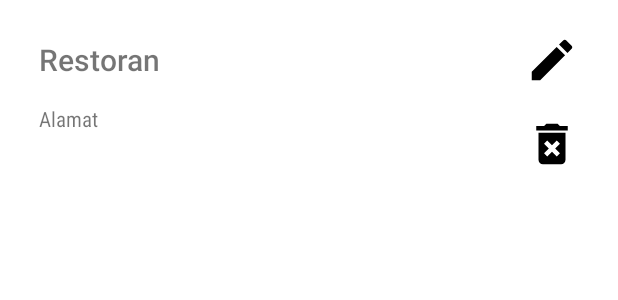
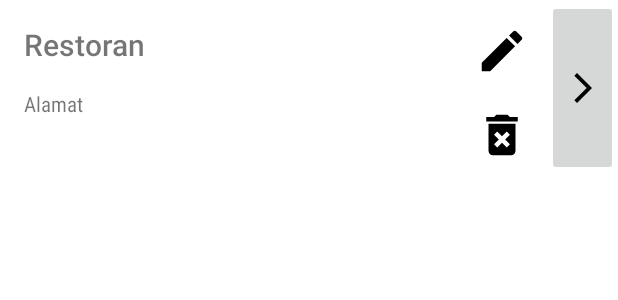
Before and after one commit to irfnhanif/restaurant-list-app, an Android app: the layout restaurant_item_layout.xml on its own in the app's theme, with its tools: preview values and no code run, on a phone screen of 412 x 824 dp. Shown: the top 300 px of the screen. Run offline under Robolectric (Android 15) with nearby library versions, the phone set to English and light mode, and no system bars.

Commit message:
updated item layout for restaurant with adding detail_icon.xml

```diff
--- /dev/null
+++ b/app/src/main/res/drawable/detail_icon.xml
@@ -0,0 +1,5 @@
+<vector android:autoMirrored="true" android:height="24dp"
+    android:tint="#000000" android:viewportHeight="24"
+    android:viewportWidth="24" android:width="24dp" xmlns:android="http://schemas.android.com/apk/res/android">
+    <path android:fillColor="@android:color/white" android:pathData="M6.23,20.23l1.77,1.77l10,-10l-10,-10l-1.77,1.77l8.23,8.23z"/>
+</vector>
--- a/app/src/main/res/layout/restaurant_item_layout.xml
+++ b/app/src/main/res/layout/restaurant_item_layout.xml
@@ -3,8 +3,7 @@
     xmlns:app="http://schemas.android.com/apk/res-auto"
     xmlns:tools="http://schemas.android.com/tools"
     android:layout_width="match_parent"
-    android:layout_height="wrap_content"
-    android:padding="10dp">
+    android:layout_height="wrap_content">
 
     <TextView
         android:id="@+id/tv_name"
@@ -33,9 +32,9 @@
         android:id="@+id/aciv_edit"
         android:layout_width="36dp"
         android:layout_height="36dp"
-        android:layout_marginTop="12dp"
-        android:layout_marginEnd="16dp"
-        app:layout_constraintEnd_toEndOf="parent"
+        android:layout_marginTop="16dp"
+        android:layout_marginEnd="12dp"
+        app:layout_constraintEnd_toStartOf="@+id/ib_detail"
         app:layout_constraintTop_toTopOf="parent"
         app:srcCompat="@drawable/edit_icon" />
 
@@ -44,9 +43,18 @@
         android:layout_width="36dp"
         android:layout_height="36dp"
         android:layout_marginTop="20dp"
-        android:layout_marginEnd="16dp"
-        app:layout_constraintEnd_toEndOf="parent"
+        android:layout_marginEnd="12dp"
+        app:layout_constraintEnd_toStartOf="@+id/ib_detail"
         app:layout_constraintTop_toBottomOf="@+id/aciv_edit"
         app:srcCompat="@drawable/delete_icon" />
 
+    <ImageButton
+        android:id="@+id/ib_detail"
+        android:layout_width="47dp"
+        android:layout_height="117dp"
+        app:layout_constraintBottom_toBottomOf="parent"
+        app:layout_constraintEnd_toEndOf="parent"
+        app:layout_constraintTop_toTopOf="parent"
+        app:srcCompat="@drawable/detail_icon" />
+
 </androidx.constraintlayout.widget.ConstraintLayout>
```
